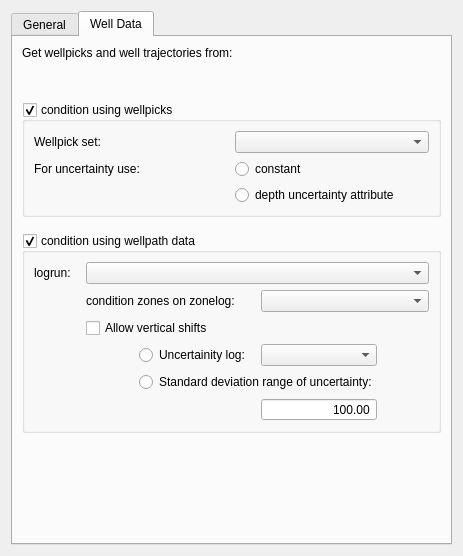
ordovician/QtUIParser.jl, file examples/humpanel.ui: the form before one commit.
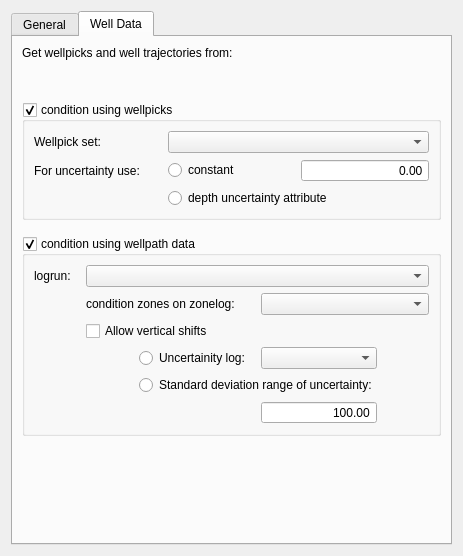
The form after the commit. Custom widgets are drawn as their Qt base class.

Commit message: Update of complex UI example

Diff of the .ui file:
```diff
--- a/examples/humpanel.ui
+++ b/examples/humpanel.ui
@@ -263,7 +263,7 @@
             </property>
            </widget>
           </item>
-          <item row="0" column="1">
+          <item row="0" column="1" colspan="2">
            <widget class="QComboBox" name="wellpick_set_combo_"/>
           </item>
           <item row="1" column="0">
@@ -280,7 +280,20 @@
             </property>
            </widget>
           </item>
-          <item row="2" column="1">
+          <item row="1" column="2">
+           <widget class="QDoubleSpinBox" name="constant_edit_">
+            <property name="alignment">
+             <set>Qt::AlignRight|Qt::AlignTrailing|Qt::AlignVCenter</set>
+            </property>
+            <property name="buttonSymbols">
+             <enum>QAbstractSpinBox::NoButtons</enum>
+            </property>
+            <property name="maximum">
+             <double>100000000.000000000000000</double>
+            </property>
+           </widget>
+          </item>
+          <item row="2" column="1" colspan="2">
            <widget class="QRadioButton" name="attribute_radio_">
             <property name="text">
              <string>depth uncertainty attribute</string>
```
The commit also changes 1 other file.
